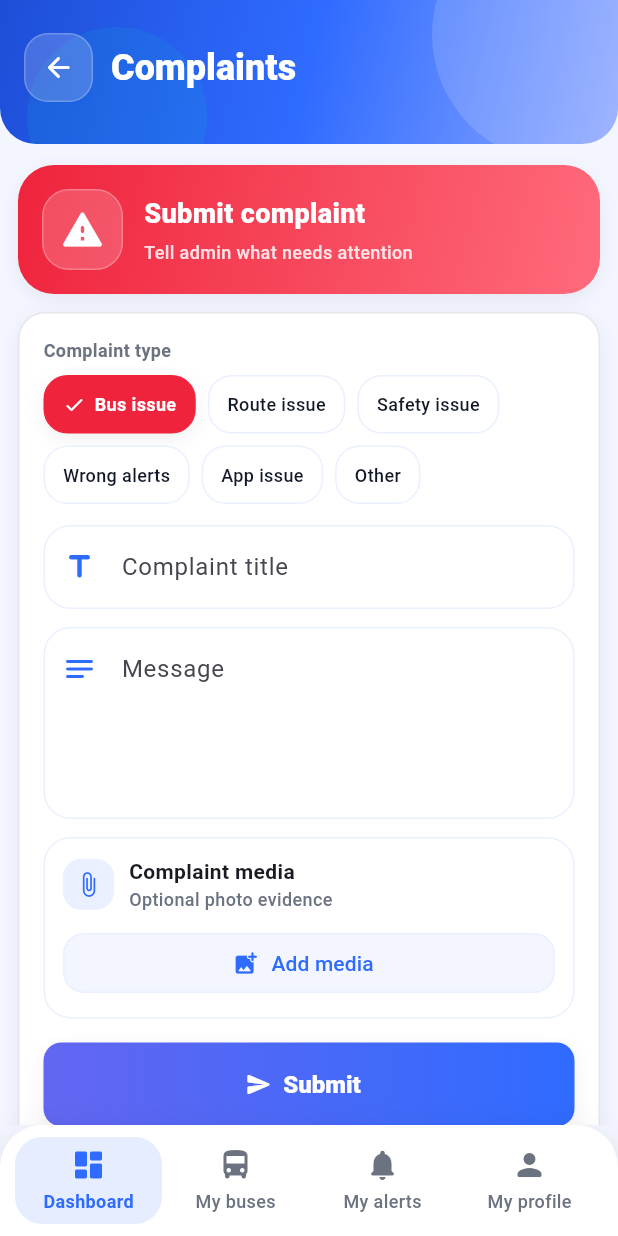
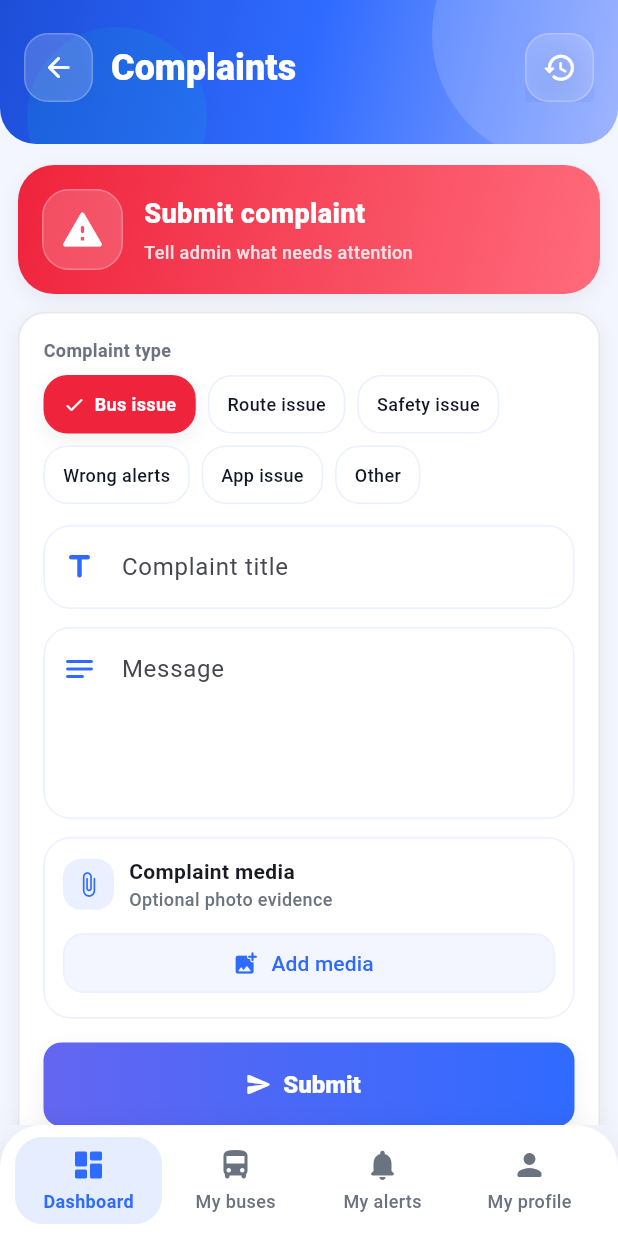
Before and after one commit to safe-driver-cluster/safedriver-driver-app, a Flutter app: the ComplaintPage widget shown alone on an empty page, opened directly, on a phone screen of 412 x 824 dp. Run offline on Flutter 3.47's test engine with Material 3 defaults, Android fonts, the phone set to English and light mode, and no system bars; our stand-ins replace cloud_firestore, cloud_functions, firebase_auth, firebase_core, firebase_storage, image_picker and 1 more; accounts and stored records are empty; network calls fail.

Commit message:
feat: add complaint history button to ComplaintPage for easy navigation

```diff
--- a/lib/presentation/pages/complaints/complaint_page.dart
+++ b/lib/presentation/pages/complaints/complaint_page.dart
@@ -10,6 +10,7 @@ import '../../../data/services/driver_data_service.dart';
 import '../../../l10n/app_localizations.dart';
 import '../../../state/app_controller.dart';
 import '../../widgets/common/professional_widgets.dart';
+import 'complaint_history_page.dart';
 
 class ComplaintPage extends StatefulWidget {
   const ComplaintPage({super.key});
@@ -52,6 +53,7 @@ class _ComplaintPageState extends State<ComplaintPage> {
         driverId: AppScope.of(context).driver!.id,
         title: _title.text.trim().isEmpty ? _selectedType : _title.text.trim(),
         message: _message.text.trim(),
+        category: _selectedType,
         media: _media,
       );
       _title.clear();
@@ -132,6 +134,16 @@ class _ComplaintPageState extends State<ComplaintPage> {
     final l10n = AppLocalizations.of(context);
     return DriverPageShell(
       title: l10n.t('complaints'),
+      actions: [
+        DriverIconButton(
+          tooltip: 'Complaint history',
+          icon: Icons.history_rounded,
+          onPressed: () => Navigator.push(
+            context,
+            MaterialPageRoute(builder: (_) => const ComplaintHistoryPage()),
+          ),
+        ),
+      ],
       body: ListView(
         padding: const EdgeInsets.fromLTRB(12, 14, 12, 96),
         children: [
```
